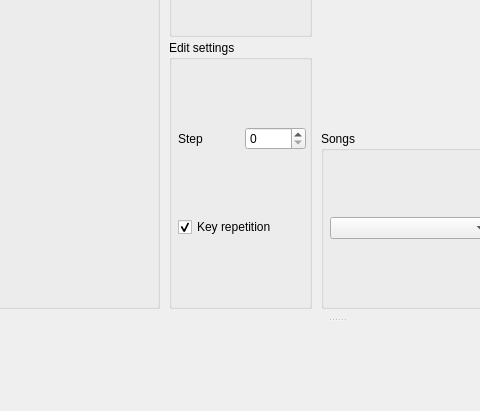
BambooTracker/BambooTracker, file BambooTracker/gui/mainwindow.ui: the form before one commit; both pictures show x 113 to 593 and y 289 to 700 of the 900 by 700 pixel window.
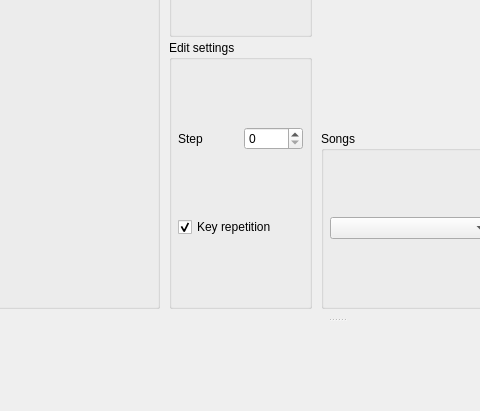
The form after the commit. Icons and pictures are not drawn. Custom widgets are drawn as their Qt base class.

Commit message: Modify size of spinboxes in tool bar 2

Diff of the .ui file:
```diff
--- a/BambooTracker/gui/mainwindow.ui
+++ b/BambooTracker/gui/mainwindow.ui
@@ -283,7 +283,7 @@
               <number>6</number>
              </property>
              <property name="rightMargin">
-              <number>3</number>
+              <number>6</number>
              </property>
              <property name="bottomMargin">
               <number>6</number>
```
The commit also changes 2 other files.
